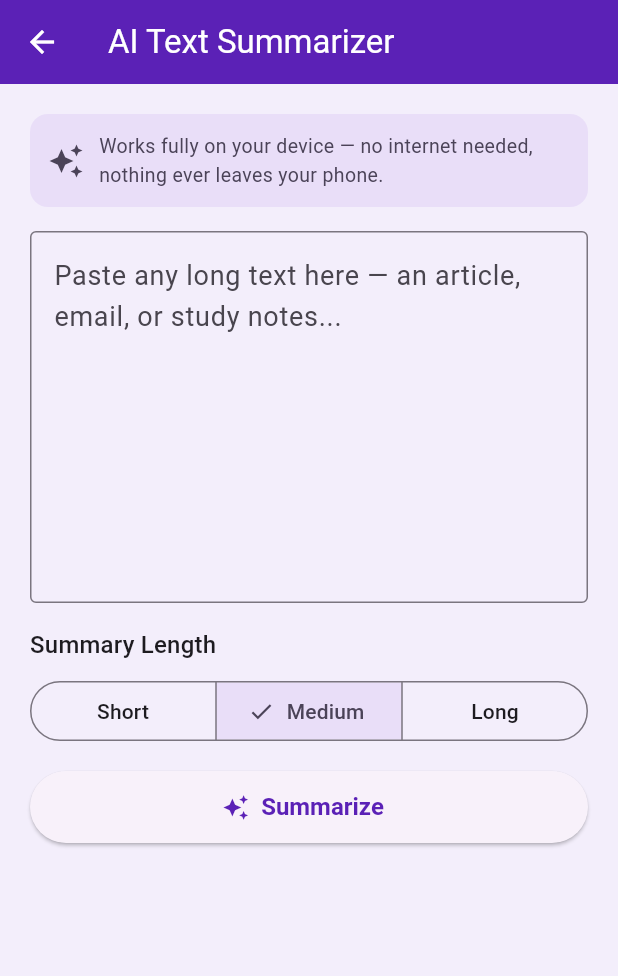
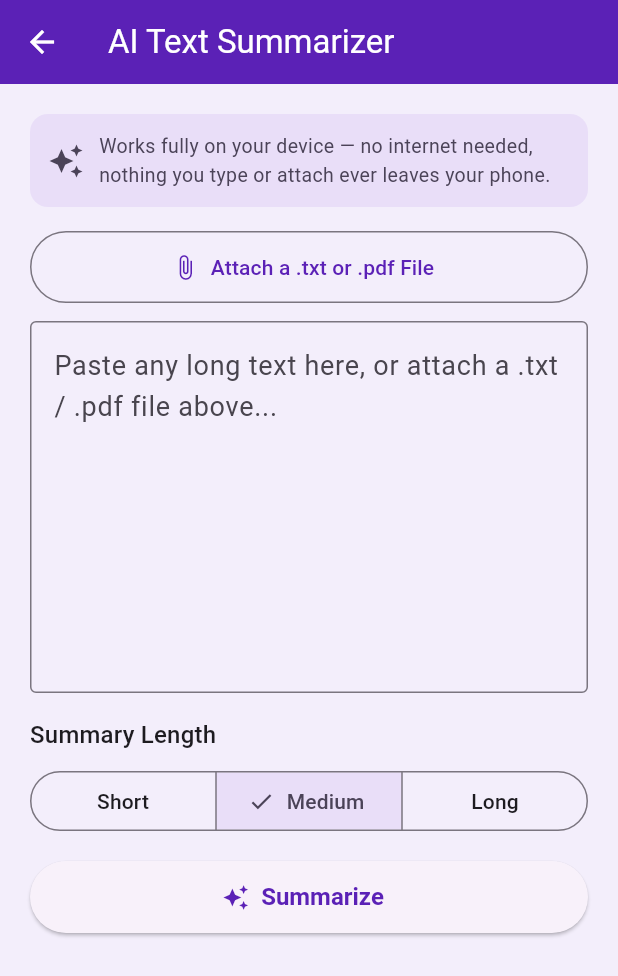
Before and after one commit to vishaljain666222-hash/screen-reader-net, a Flutter app: the AiTextSummarizerScreen screen opened directly, on a phone screen of 412 x 824 dp. Shown: the top 976 px of the screen. Run offline on Flutter 3.47's test engine with Material 3 defaults, Android fonts, the phone set to English and light mode, and no system bars; our stand-ins replace file_picker, flutter_tts, package_info_plus, share_plus, shared_preferences; missing offline and left inert: read_pdf_text; accounts and stored records are empty.

Commit message:
AI Text Summarizer: add file attachment (.txt/.pdf via MIT-licensed file_picker + read_pdf_text), Copy to Clipboard button

```diff
--- a/lib/screens/accessible_tools_screen.dart
+++ b/lib/screens/accessible_tools_screen.dart
@@ -27,7 +27,7 @@ class AccessibleToolsScreen extends StatelessWidget {
   static final List<_ToolInfo> _tools = [
     _ToolInfo(
       title: 'AI Text Summarizer',
-      description: 'Paste any long text and get an instant summary, key points, and keywords — read aloud on request.',
+      description: 'Paste text or attach a .txt/.pdf file — get a summary, key points, and keywords. Read aloud or copy with one tap.',
       icon: Icons.auto_awesome,
       builder: (_) => const AiTextSummarizerScreen(),
       isNew: true,
--- a/lib/screens/tools/ai_text_summarizer_screen.dart
+++ b/lib/screens/tools/ai_text_summarizer_screen.dart
@@ -1,11 +1,16 @@
+import 'dart:io';
 import 'package:flutter/material.dart';
+import 'package:flutter/services.dart';
+import 'package:file_picker/file_picker.dart';
 import 'package:flutter_tts/flutter_tts.dart';
+import 'package:read_pdf_text/read_pdf_text.dart';
 import '../../services/text_summarizer_service.dart';
 
-/// A free, on-device "AI Text Summarizer" — paste any long text (an
-/// article, an email, study notes) and get a short summary, key points,
-/// and top keywords, all read aloud on request. Runs entirely on the
-/// device: no API key, no network call, no ongoing cost, works offline.
+/// A free, on-device "AI Text Summarizer" — paste any long text, or attach
+/// a .txt or .pdf file, and get a short summary, key points, and top
+/// keywords. Read the summary aloud, or copy it to your clipboard. Runs
+/// entirely on the device: no API key, no network call, no ongoing cost,
+/// works offline, and nothing you type or attach ever leaves your phone.
 class AiTextSummarizerScreen extends StatefulWidget {
   const AiTextSummarizerScreen({super.key});
 
@@ -21,6 +26,8 @@ class _AiTextSummarizerScreenState extends State<AiTextSummarizerScreen> {
   SummaryLength _length = SummaryLength.medium;
   SummaryResult? _result;
   bool _isSpeaking = false;
+  bool _isLoadingFile = false;
+  String? _attachedFileName;
 
   @override
   void initState() {
@@ -57,6 +64,64 @@ class _AiTextSummarizerScreenState extends State<AiTextSummarizerScreen> {
     setState(() => _isSpeaking = false);
   }
 
+  Future<void> _copySummary() async {
+    final result = _result;
+    if (result == null || result.summary.isEmpty) return;
+    await Clipboard.setData(ClipboardData(text: result.summary));
+    if (!mounted) return;
+    ScaffoldMessenger.of(context).showSnackBar(
+      const SnackBar(content: Text('Summary copied to clipboard.')),
+    );
+  }
+
+  Future<void> _attachFile() async {
+    try {
+      final picked = await FilePicker.platform.pickFiles(
+        type: FileType.custom,
+        allowedExtensions: ['txt', 'pdf'],
+      );
+      if (picked == null || picked.files.single.path == null) return;
+
+      final path = picked.files.single.path!;
+      final name = picked.files.single.name;
+      setState(() => _isLoadingFile = true);
+
+      String extractedText;
+      if (name.toLowerCase().endsWith('.pdf')) {
+        extractedText = await ReadPdfText.getPDFtext(path);
+      } else {
+        extractedText = await File(path).readAsString();
+      }
+
+      if (!mounted) return;
+      setState(() {
+        _isLoadingFile = false;
+        _attachedFileName = name;
+        _result = null;
+      });
+
+      if (extractedText.trim().isEmpty) {
+        ScaffoldMessenger.of(context).showSnackBar(
+          const SnackBar(
+            content: Text('No readable text found in that file (a scanned/image-only PDF can\'t be read this way).'),
+          ),
+        );
+        return;
+      }
+
+      _controller.text = extractedText;
+      ScaffoldMessenger.of(context).showSnackBar(
+        SnackBar(content: Text('Loaded "$name" — tap Summarize when ready.')),
+      );
+    } catch (e) {
+      if (!mounted) return;
+      setState(() => _isLoadingFile = false);
+      ScaffoldMessenger.of(context).showSnackBar(
+        const SnackBar(content: Text('Could not read that file. Please try a different .txt or .pdf file.')),
+      );
+    }
+  }
+
   @override
   Widget build(BuildContext context) {
     final result = _result;
@@ -79,7 +144,7 @@ class _AiTextSummarizerScreenState extends State<AiTextSummarizerScreen> {
                   const SizedBox(width: 10),
                   Expanded(
                     child: Text(
-                      'Works fully on your device — no internet needed, nothing ever leaves your phone.',
+                      'Works fully on your device — no internet needed, nothing you type or attach ever leaves your phone.',
                       style: TextStyle(color: Theme.of(context).colorScheme.onSecondaryContainer, fontSize: 13),
                     ),
                   ),
@@ -87,15 +152,25 @@ class _AiTextSummarizerScreenState extends State<AiTextSummarizerScreen> {
               ),
             ),
             const SizedBox(height: 16),
+            OutlinedButton.icon(
+              onPressed: _isLoadingFile ? null : _attachFile,
+              icon: _isLoadingFile
+                  ? const SizedBox(height: 16, width: 16, child: CircularProgressIndicator(strokeWidth: 2))
+                  : const Icon(Icons.attach_file),
+              label: Text(_isLoadingFile
+                  ? 'Reading file...'
+                  : (_attachedFileName != null ? 'Attached: $_attachedFileName' : 'Attach a .txt or .pdf File')),
+            ),
+            const SizedBox(height: 12),
             Semantics(
               textField: true,
               label: 'Text to summarize',
-              hint: 'Paste an article, email, or notes here',
+              hint: 'Paste an article, email, or notes here, or attach a file above',
               child: TextField(
                 controller: _controller,
                 maxLines: 8,
                 decoration: const InputDecoration(
-                  hintText: 'Paste any long text here — an article, email, or study notes...',
+                  hintText: 'Paste any long text here, or attach a .txt / .pdf file above...',
                   border: OutlineInputBorder(),
                   alignLabelWithHint: true,
                 ),
@@ -122,7 +197,7 @@ class _AiTextSummarizerScreenState extends State<AiTextSummarizerScreen> {
             if (result != null) ...[
               const SizedBox(height: 28),
               if (result.summary.isEmpty)
-                const Text('Please paste at least a couple of full sentences to summarize.')
+                const Text('Please paste or attach at least a couple of full sentences to summarize.')
               else ...[
                 Semantics(
                   liveRegion: true,
@@ -169,10 +244,10 @@ class _AiTextSummarizerScreenState extends State<AiTextSummarizerScreen> {
                       child: ElevatedButton.icon(
                         onPressed: _isSpeaking ? null : _speakSummary,
                         icon: const Icon(Icons.volume_up),
-                        label: const Text('Read Summary Aloud'),
+                        label: const Text('Read Aloud'),
                       ),
                     ),
-                    const SizedBox(width: 12),
+                    const SizedBox(width: 8),
                     Expanded(
                       child: OutlinedButton.icon(
                         onPressed: _isSpeaking ? _stopSpeaking : null,
@@ -181,6 +256,15 @@ class _AiTextSummarizerScreenState extends State<AiTextSummarizerScreen> {
                       ),
                     ),
                   ],
+                ),
+                const SizedBox(height: 8),
+                SizedBox(
+                  width: double.infinity,
+                  child: OutlinedButton.icon(
+                    onPressed: _copySummary,
+                    icon: const Icon(Icons.copy_outlined),
+                    label: const Text('Copy Summary to Clipboard'),
+                  ),
                 ),
                 const SizedBox(height: 24),
                 Text('Key Points', style: Theme.of(context).textTheme.titleLarge),
--- a/pubspec.yaml
+++ b/pubspec.yaml
@@ -32,6 +32,10 @@ dependencies:
   # Free Accessible Tools: text-to-speech reader + talking calculator
   flutter_tts: ^4.2.0
 
+  # AI Text Summarizer: attach .txt / .pdf files to summarize
+  file_picker: ^11.0.2
+  read_pdf_text: ^0.3.1
+
   # --- Not used yet, but kept here as the upgrade path for real Google
   # Sign-In once a Firebase project is set up (see README.md). Uncomment
   # when ready:
```
